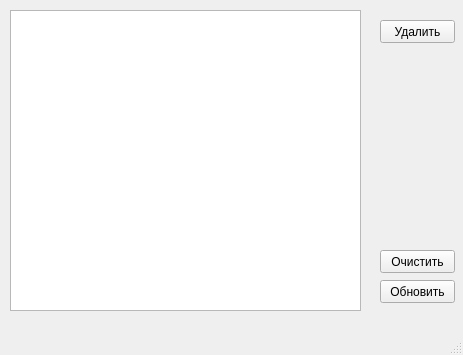
The window that layouts/windowResults.ui (flemimac/frictionCalculator) describes before a commit, drawn with Qt 5.
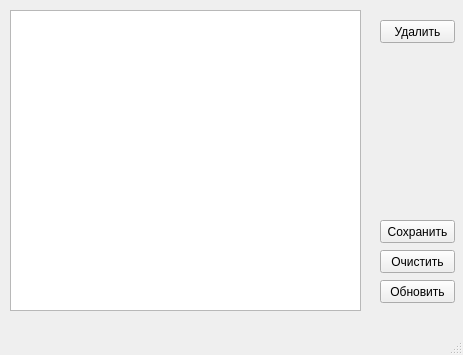
The same window after the commit.

Commit message: add logo, single database and saving results in csv

```diff
--- a/layouts/windowResults.ui
+++ b/layouts/windowResults.ui
@@ -63,6 +63,19 @@
      <string>Очистить</string>
     </property>
    </widget>
+   <widget class="QPushButton" name="buttonSaveResults">
+    <property name="geometry">
+     <rect>
+      <x>380</x>
+      <y>220</y>
+      <width>75</width>
+      <height>23</height>
+     </rect>
+    </property>
+    <property name="text">
+     <string>Сохранить</string>
+    </property>
+   </widget>
   </widget>
   <widget class="QMenuBar" name="menubar">
    <property name="geometry">
```
The commit also changes 11 other files.
